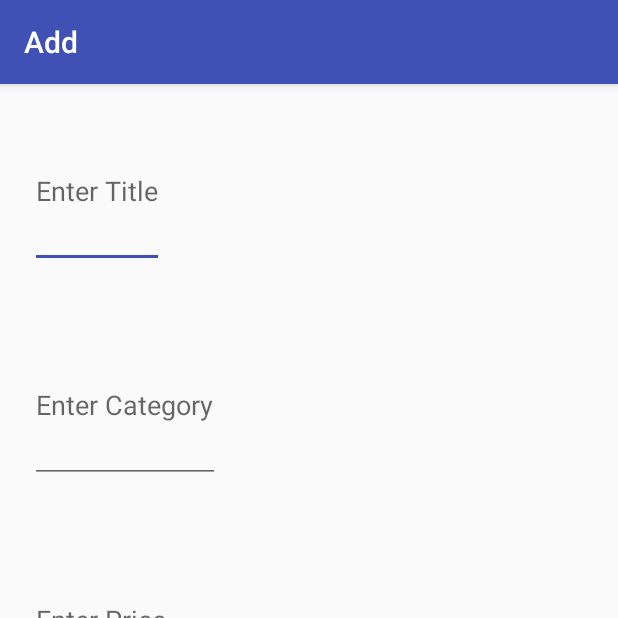
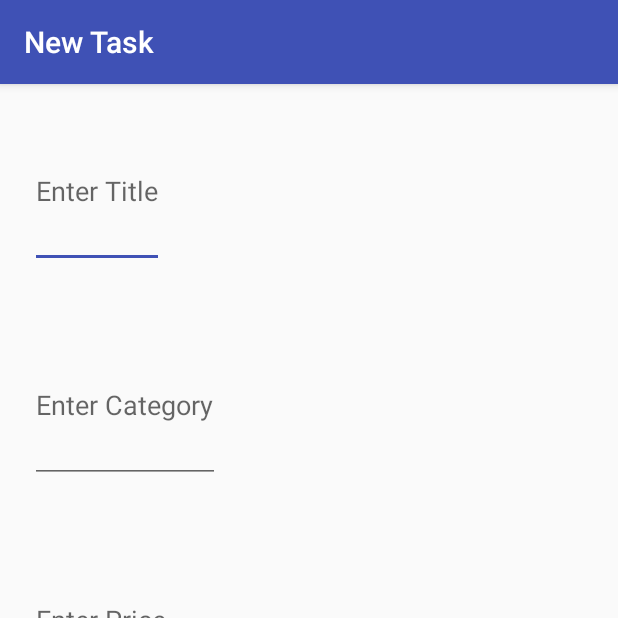
Before and after one commit to Aksh-ay/To-Do, an Android app: the screen it shows after launch (ExpenseDetailActivity), after a tap on an icon or button, on a phone screen of 412 x 824 dp, the top half of it. Run offline under Robolectric (Android 15) with nearby library versions, the phone set to English and light mode, and no system bars.

Commit message:
before starting customising expenseDetailActivity

```diff
--- a/app/src/main/java/com/example/asus/todoclass2/ExpenseDetailActivity.java
+++ b/app/src/main/java/com/example/asus/todoclass2/ExpenseDetailActivity.java
@@ -46,7 +46,8 @@ public class ExpenseDetailActivity extends AppCompatActivity {
         Id = i.getIntExtra("id", -1);
         setTitle(title);
          if (Id!= -1)
-         { double oldprice = i.getDoubleExtra("price",-1);
+         {   setTitle("Update Task");
+             double oldprice = i.getDoubleExtra("price",-1);
              titleTextView.setText(title);
              categoryTextView.setText(i.getStringExtra("category"));
              priceTextView.setText(oldprice+"");
--- a/app/src/main/java/com/example/asus/todoclass2/MainActivity.java
+++ b/app/src/main/java/com/example/asus/todoclass2/MainActivity.java
@@ -91,7 +91,7 @@ public class MainActivity extends AppCompatActivity implements OnCheckBoxClicked
 //                        .setAction("Action", null).show();
                 Intent i = new Intent(MainActivity.this, ExpenseDetailActivity.class);
 
-                i.putExtra(IntentConstants.EXPENSE_TITLE,"Add");
+                i.putExtra(IntentConstants.EXPENSE_TITLE,"New Task");
                 startActivityForResult(i,2);
 
             }
```
